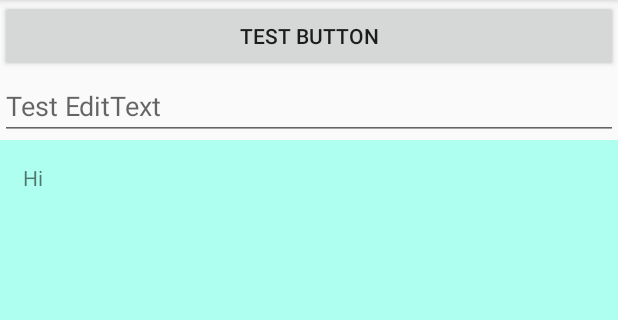
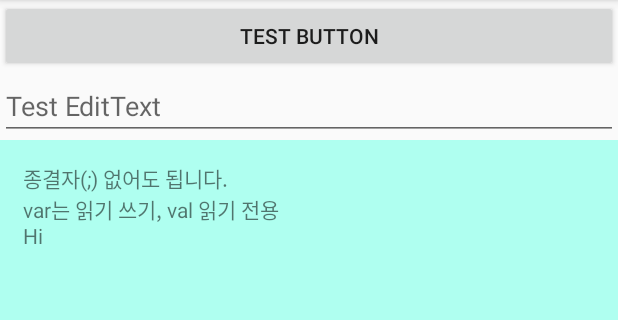
Before and after one commit to newdecide/Kotlin, an Android app: the screen it shows after launch (MainActivity), on a phone screen of 412 x 824 dp, the part 84-404 px from its top. Run offline under Robolectric (Android 15) with nearby library versions, the phone set to English and light mode, and no system bars.

Commit message:
FirstTest

```diff
--- a/BasicStep1/app/src/main/java/com/example/basicstep1/FirstTest.kt
+++ /dev/null
@@ -1,17 +0,0 @@
-package com.example.basicstep1
-
-// psvm 치면 자동입력
-//fun main(args: Array<String>) {
-//
-//}
-
-
-// 변수 Any 파라미터 받는다.
-// ->
-// Unit
-class FirstTest (p : (Any) ->Unit): TestClass(p){
-    // controll + o Override
-    override fun doTest() {
-        println("Hi")
-    }
-}
--- /dev/null
+++ b/BasicStep1/app/src/main/java/com/example/basicstep1/step1/FirstTest.kt
@@ -0,0 +1,35 @@
+package com.example.basicstep1.step1
+
+import com.example.basicstep1.TestClass
+
+// psvm 치면 자동입력 public static void main(앞글자 딴거)
+//fun main(args: Array<String>) {
+//
+//}
+
+
+// 변수 Any 파라미터 받는다.
+// ->
+// Unit 값이 없음을 정의하는 형
+class FirstTest (p : (Any) ->Unit): TestClass(p){
+    // controll + o = Override
+    override fun doTest() {
+        println("종결자(;) 없어도 됩니다.")
+        println("var는 읽기 쓰기, val 읽기 전용")
+
+        // 0만 입력하면 Int형으로 자동 생성
+        var nCount : Int = 0
+        // String 형 생략
+        var name = "psw"
+
+        val age = 0
+        // age ++ 안됨
+
+        var MyMoney : Int? = null
+//         println (message)
+        var message = "위에서는 엑세스 불가함"
+        println(hiMessage)
+        println("")
+    }
+    val hiMessage : String = "Hi"
+}
```
Also changed, not shown: BasicStep1/app/src/main/java/com/example/basicstep1/MainActivity.kt (+5 -2 lines), 1 other file.
